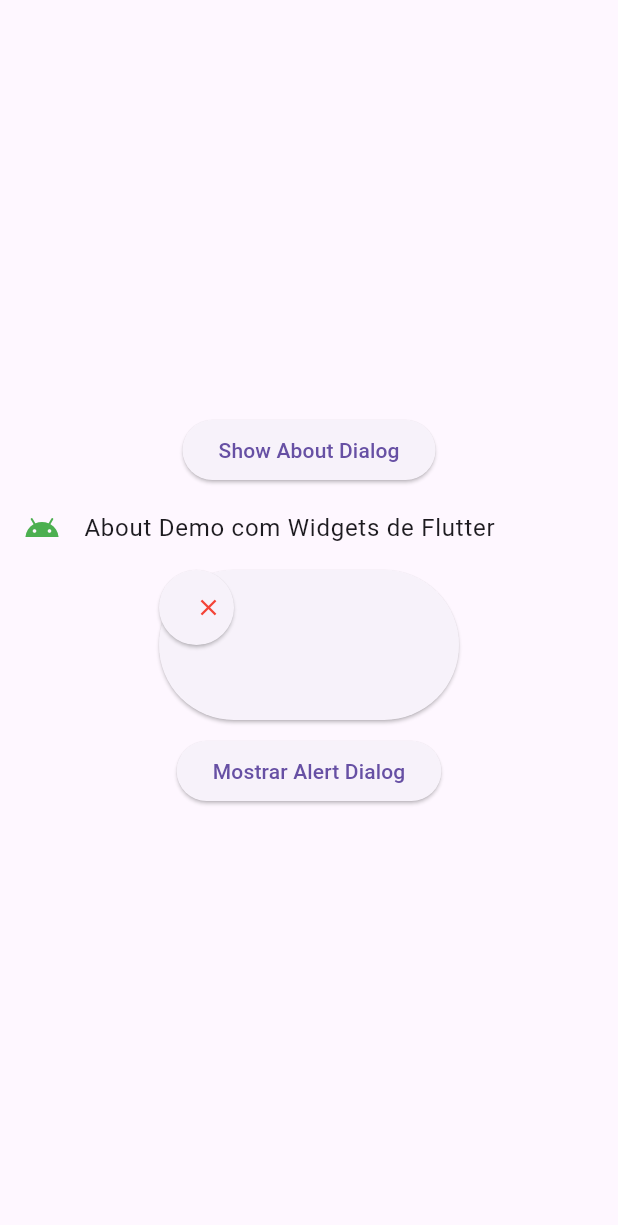
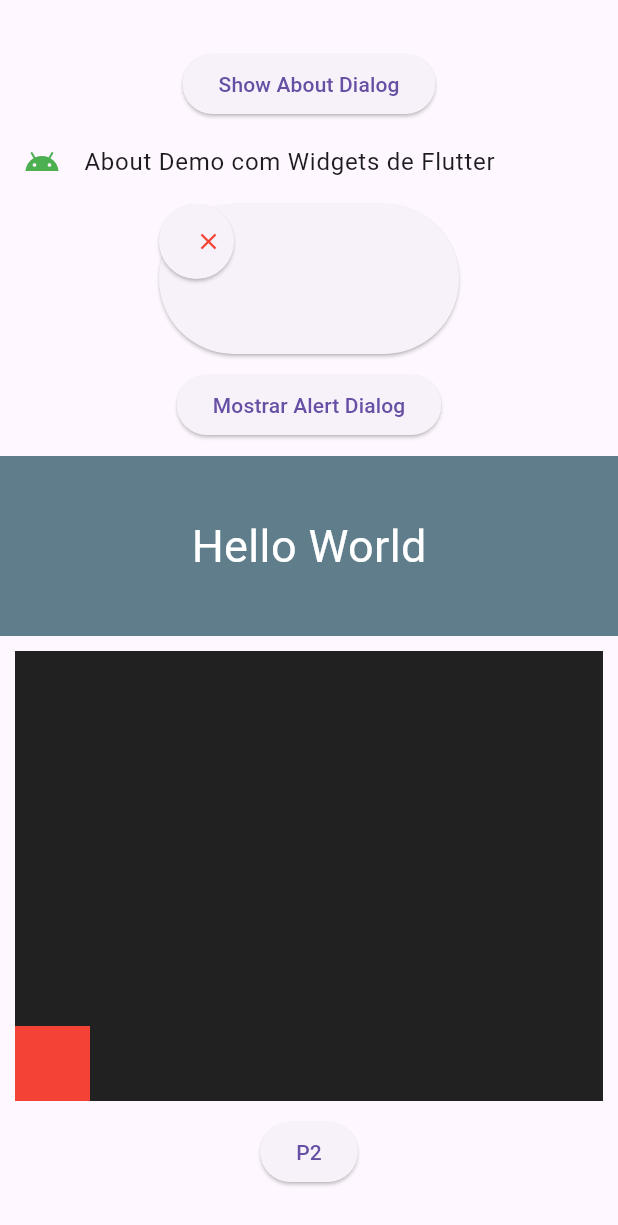
Before and after one commit to devarturobl/desarrolloApps2, a Flutter app: the screen it shows after launch, on a phone screen of 412 x 824 dp. Shown: the top 1225 px of the screen. Run offline on Flutter 3.47's test engine with Material 3 defaults, Android fonts, the phone set to English and light mode, and no system bars; our stand-ins replace geocoding, geolocator, lottie.

Commit message:
Semana4.1

```diff
--- a/Semana 4/demo/lib/main.dart
+++ b/Semana 4/demo/lib/main.dart
@@ -1,6 +1,9 @@
 import 'package:demo/pages/aboutlisttitle.dart';
 import 'package:demo/pages/absorsionbotton.dart';
 import 'package:demo/pages/alertdialog.dart';
+import 'package:demo/pages/myalign.dart';
+import 'package:demo/pages/myalignanimate.dart';
+import 'package:demo/pages/page2.dart';
 import 'package:demo/pages/showaboutdialog.dart';
 import 'package:flutter/material.dart';
 
@@ -29,6 +32,14 @@ class _MyAppState extends State<MyApp> {
               MyAboutListTitle(),
               MyAbsobBotton(),
               MyAlertDialog(),
+              Myaling(),
+              MyAlignAnimate(),
+              ElevatedButton(
+                  onPressed: () {
+                    Navigator.of(context)
+                        .push(MaterialPageRoute(builder: (context) => Page2()));
+                  },
+                  child: Text("P2"))
             ],
           ),
         ),
--- /dev/null
+++ b/Semana 4/demo/lib/pages/myalign.dart
@@ -0,0 +1,29 @@
+import 'package:flutter/material.dart';
+
+class Myaling extends StatefulWidget {
+  const Myaling({super.key});
+
+  @override
+  State<Myaling> createState() => _MyalingState();
+}
+
+class _MyalingState extends State<Myaling> {
+  @override
+  Widget build(BuildContext context) {
+    return Container(
+      height: 120,
+      width: double.infinity,
+      color: Colors.blueGrey,
+      child: Align(
+        alignment: Alignment.center,
+        child: Text(
+          'Hello World',
+          style: TextStyle(
+            color: Colors.white,
+            fontSize: 30,
+          ),
+        ),
+      ),
+    );
+  }
+}
--- /dev/null
+++ b/Semana 4/demo/lib/pages/myalignanimate.dart
@@ -0,0 +1,41 @@
+import 'package:flutter/material.dart';
+
+class MyAlignAnimate extends StatefulWidget {
+  const MyAlignAnimate({super.key});
+
+  @override
+  State<MyAlignAnimate> createState() => _MyAlignAnimateState();
+}
+
+class _MyAlignAnimateState extends State<MyAlignAnimate> {
+  bool mover = false;
+
+  @override
+  Widget build(BuildContext context) {
+    return Padding(
+      padding: const EdgeInsets.all(10.0),
+      child: Expanded(
+        child: Container(
+          height: 300,
+          color: Colors.black87,
+          child: GestureDetector(
+            onTap: () {
+              setState(() {
+                mover = !mover;
+              });
+            },
+            child: AnimatedAlign(
+              alignment: mover ? Alignment.topRight : Alignment.bottomLeft,
+              duration: const Duration(seconds: 1),
+              child: Container(
+                width: 50,
+                height: 50,
+                color: Colors.red,
+              ),
+            ),
+          ),
+        ),
+      ),
+    );
+  }
+}
--- /dev/null
+++ b/Semana 4/demo/lib/pages/page2.dart
@@ -0,0 +1,19 @@
+import 'package:flutter/material.dart';
+
+class Page2 extends StatefulWidget {
+  const Page2({super.key});
+
+  @override
+  State<Page2> createState() => _Page2State();
+}
+
+class _Page2State extends State<Page2> {
+  @override
+  Widget build(BuildContext context) {
+    return Scaffold(
+      body: Center(
+        child: Text("Page 2"),
+      ),
+    );
+  }
+}
```
